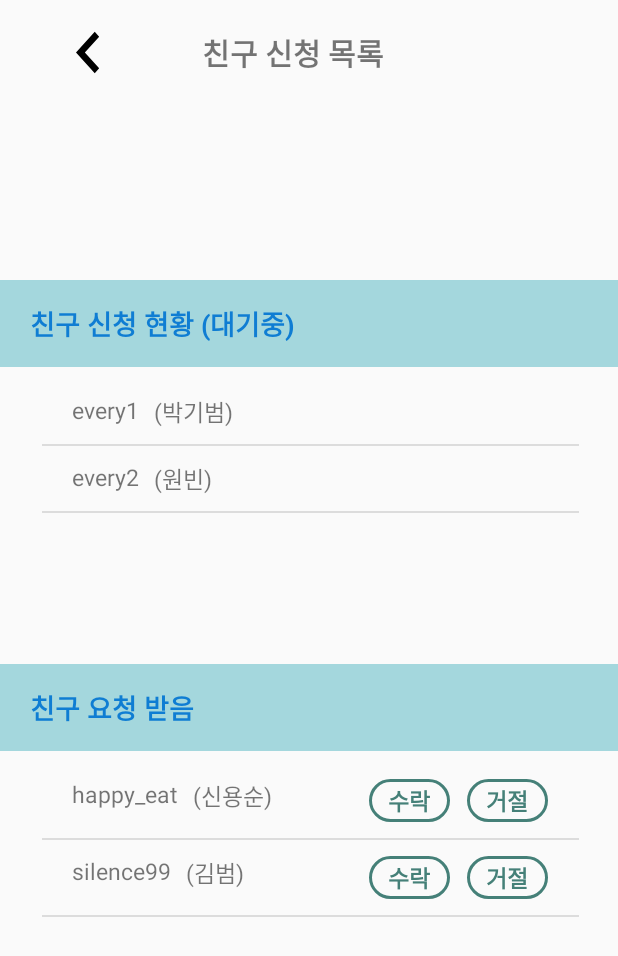
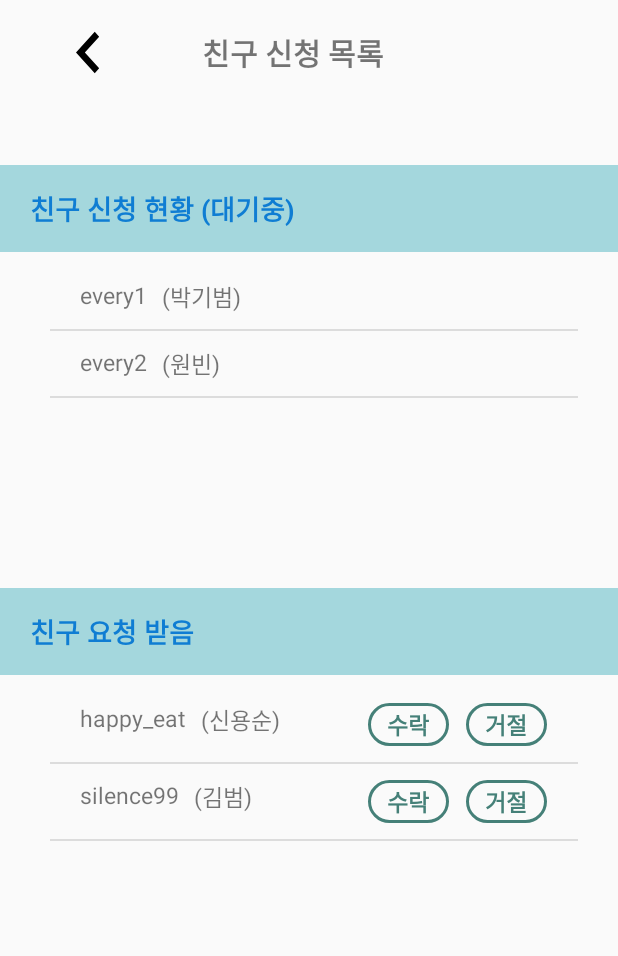
Before and after one commit to feel-coding/OurDiary, an Android app: the FrdlistActivity screen opened directly, with no data from a screen before it, on a phone screen of 412 x 824 dp. Shown: the top 956 px of the screen. Run offline under Robolectric (Android 15) with nearby library versions, the phone set to English and light mode, and no system bars.

Commit message:
친구목록, 친구검색 xml 수정

```diff
--- a/app/src/main/java/sungshin/project/ourdiaryapplication/main/MainActivity.java
+++ b/app/src/main/java/sungshin/project/ourdiaryapplication/main/MainActivity.java
@@ -15,6 +15,9 @@ import com.google.android.material.bottomnavigation.BottomNavigationView;
 
 
 import sungshin.project.ourdiaryapplication.DocumentActivity;
+import sungshin.project.ourdiaryapplication.FrdlistActivity;
+import sungshin.project.ourdiaryapplication.FrdrequestActivity;
+import sungshin.project.ourdiaryapplication.FrdsearchActivity;
 import sungshin.project.ourdiaryapplication.R;
 import sungshin.project.ourdiaryapplication.main.adapter.MainViewPagerAdapter;
 import sungshin.project.ourdiaryapplication.mypage.LockSettingActivity;
--- a/app/src/main/res/layout/activity_frdlist.xml
+++ b/app/src/main/res/layout/activity_frdlist.xml
@@ -48,13 +48,13 @@
         android:id="@+id/layout_frdrequest"
         android:layout_width="0dp"
         android:layout_height="wrap_content"
+        android:layout_marginBottom="620dp"
         android:background="#A4D7DD"
-        android:layout_marginBottom="579dp"
         app:layout_constraintBottom_toBottomOf="parent"
+        app:layout_constraintTop_toBottomOf="@id/home_tb"
         app:layout_constraintEnd_toEndOf="parent"
         app:layout_constraintHorizontal_bias="0.0"
-        app:layout_constraintStart_toStartOf="parent"
-        app:layout_constraintVertical_bias="1.0">
+        app:layout_constraintStart_toStartOf="parent">
 
         <TextView
             android:layout_width="wrap_content"
@@ -63,15 +63,15 @@
             android:layout_marginTop="15dp"
             android:layout_marginBottom="15dp"
             android:text="친구 신청 현황 (대기중)"
+            android:textColor="#0F7DD3"
             android:textSize="18dp"
-            android:textStyle="bold"
-            android:textColor="#0F7DD3"/>
+            android:textStyle="bold" />
     </LinearLayout>
 
     <ListView
         android:id="@+id/frdrequest_list"
-        android:layout_width="358dp"
-        android:layout_height="190dp"
+        android:layout_width="352dp"
+        android:layout_height="216dp"
         android:layout_marginTop="8dp"
         android:layout_marginEnd="24dp"
         app:layout_constraintEnd_toEndOf="parent"
@@ -106,8 +106,8 @@
 
     <ListView
         android:id="@+id/frdaccpet_list"
-        android:layout_width="358dp"
-        android:layout_height="190dp"
+        android:layout_width="352dp"
+        android:layout_height="216dp"
         android:layout_marginTop="8dp"
         android:layout_marginEnd="24dp"
         app:layout_constraintEnd_toEndOf="parent"
--- a/app/src/main/res/layout/activity_frdsearch.xml
+++ b/app/src/main/res/layout/activity_frdsearch.xml
@@ -39,8 +39,8 @@
 
     <ListView
         android:id="@+id/frdsearchList"
-        android:layout_width="407dp"
-        android:layout_height="644dp"
+        android:layout_width="371dp"
+        android:layout_height="558dp"
         android:layout_marginTop="40dp"
         android:layout_marginEnd="24dp"
         app:layout_constraintEnd_toEndOf="parent"
```
